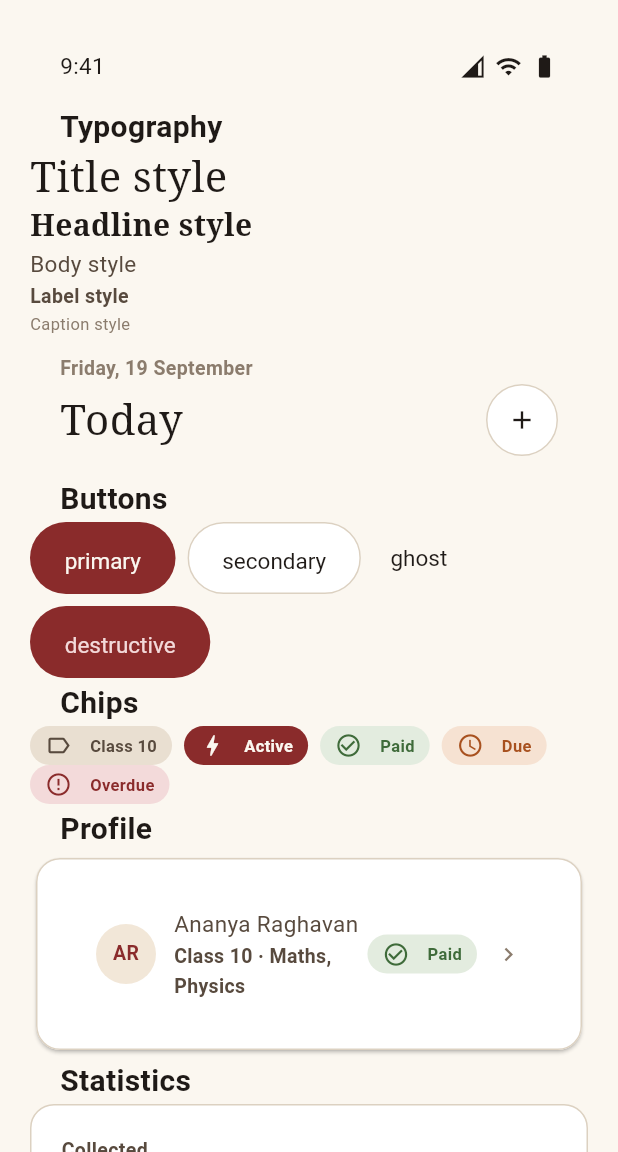
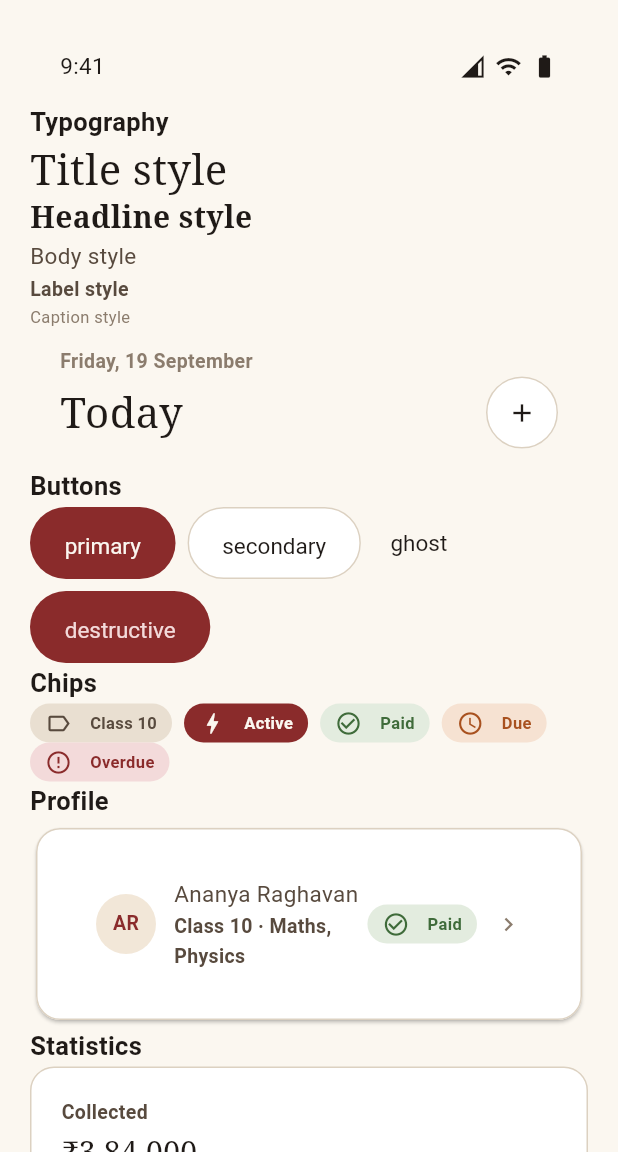
Before and after one commit to abrahamjeyaraj/DesignSystem, a Flutter app: the screen it shows after launch, after a tap on the "light mode" icon, on a phone screen of 412 x 824 dp, the part 84-1236 px from its top. Run offline on Flutter 3.47's test engine with Material 3 defaults, Android fonts, the phone set to English and light mode, and no system bars.

Commit message:
fix: Pen section header and tab bar metrics across platforms
Section headers no longer add their own gutter and use body 17/600.
Tab bars use the Pen capsule (64pt, 6 padding, 16/12 outer inset),
fixed 22pt icons and hugging active pills; Flutter keeps 48dp targets.

Co-authored-by: Cursor <cursoragent@cursor.com>

```diff
--- a/native/flutter/lib/src/components.dart
+++ b/native/flutter/lib/src/components.dart
@@ -51,11 +51,7 @@ class DSText extends StatelessWidget {
         true,
       ),
       DSTextStyle.body => (t.tokens.mobileType.body, t.colors.inkBody, false),
-      DSTextStyle.label => (
-        t.tokens.mobileType.label,
-        t.colors.inkBody,
-        false,
-      ),
+      DSTextStyle.label => (t.tokens.mobileType.label, t.colors.inkBody, false),
       DSTextStyle.caption => (
         t.tokens.mobileType.caption,
         t.colors.inkMuted,
@@ -630,12 +626,7 @@ class DSLargeTitle extends StatelessWidget {
 }
 
 class DSNavBar extends StatelessWidget {
-  const DSNavBar({
-    super.key,
-    required this.title,
-    this.leading,
-    this.trailing,
-  });
+  const DSNavBar({super.key, required this.title, this.leading, this.trailing});
   final String title;
   final Widget? leading, trailing;
   @override
@@ -703,26 +694,18 @@ class DSSectionHeader extends StatelessWidget {
   final String? actionLabel;
   final VoidCallback? onAction;
   @override
-  Widget build(BuildContext context) => Padding(
-    padding: EdgeInsets.symmetric(
-      horizontal: DSTheme.of(context).tokens.mobileLayout.gutter,
-    ),
-    child: Row(
+  Widget build(BuildContext context) {
+    final theme = DSTheme.of(context);
+    return Row(
+      crossAxisAlignment: CrossAxisAlignment.end,
       children: [
         Expanded(
           child: Text(
             title,
-            style: TextStyle(
-              color: Color(DSTheme.of(context).colors.ink),
-              fontSize: DSTheme.of(context).tokens.mobileType.headline.size,
-              fontWeight:
-                  FontWeight.values[((DSTheme.of(
-                                    context,
-                                  ).tokens.mobileType.headline.weight /
-                                  100)
-                              .round() -
-                          1)
-                      .clamp(0, 8)],
+            style: const TextStyle(fontSize: 17, fontWeight: FontWeight.w600)
+                .copyWith(
+                  color: Color(theme.colors.ink),
+                  fontFamily: theme.font(theme.tokens.mobileType.body.family),
                 ),
           ),
         ),
@@ -730,16 +713,13 @@ class DSSectionHeader extends StatelessWidget {
           TextButton(
             onPressed: onAction,
             style: TextButton.styleFrom(
-              minimumSize: Size(
-                0,
-                DSTheme.of(context).tokens.mobileLayout.touchTarget,
-              ),
+              minimumSize: Size(0, theme.tokens.mobileLayout.touchTarget),
             ),
             child: Text(actionLabel!),
           ),
       ],
-    ),
     );
+  }
 }
 
 class DSTabItem {
@@ -769,13 +749,9 @@ class DSTabBar extends StatelessWidget {
     return Material(
       color: Colors.transparent,
       child: Container(
-        margin: EdgeInsets.fromLTRB(
-          t.tokens.mobileLayout.gutter,
-          0,
-          t.tokens.mobileLayout.gutter,
-          t.tokens.mobileLayout.itemGap,
-        ),
-        padding: EdgeInsets.all(t.tokens.mobileLayout.itemGap / 2),
+        margin: const EdgeInsets.fromLTRB(16, 0, 16, 12),
+        height: 64,
+        padding: const EdgeInsets.all(6),
         decoration: BoxDecoration(
           color: Color(t.colors.card),
           border: Border.all(color: Color(t.colors.line)),
@@ -806,8 +782,12 @@ class DSTabBar extends StatelessWidget {
                       constraints: BoxConstraints(
                         minHeight: t.tokens.mobileLayout.touchTarget,
                       ),
+                      child: Center(
                         child: Container(
-                        padding: const EdgeInsets.symmetric(vertical: 6),
+                          padding: const EdgeInsets.symmetric(
+                            vertical: 6,
+                            horizontal: 14,
+                          ),
                           decoration: BoxDecoration(
                             color: i == selectedIndex
                                 ? Color(t.colors.primary).withValues(alpha: .1)
@@ -819,13 +799,17 @@ class DSTabBar extends StatelessWidget {
                           child: Column(
                             mainAxisSize: MainAxisSize.min,
                             children: [
-                            Icon(
+                              SizedBox(
+                                width: 22,
+                                height: 22,
+                                child: Icon(
                                   items[i].icon,
                                   size: 22,
                                   color: Color(
                                     i == selectedIndex
                                         ? t.colors.primary
                                         : t.colors.inkMuted,
+                                  ),
                                 ),
                               ),
                               Text(
@@ -839,10 +823,15 @@ class DSTabBar extends StatelessWidget {
                                         ? t.colors.primary
                                         : t.colors.inkMuted,
                                   ),
-                                fontSize: t.tokens.mobileType.caption.size,
+                                  fontSize: 10.5,
+                                  height: 1,
+                                  fontWeight: i == selectedIndex
+                                      ? FontWeight.w600
+                                      : FontWeight.w500,
                                 ),
                               ),
                             ],
+                          ),
                         ),
                       ),
                     ),
@@ -911,9 +900,7 @@ class DSEmptyState extends StatelessWidget {
     final c = DSTheme.of(context).colors;
     return Center(
       child: Padding(
-        padding: EdgeInsets.all(
-          DSTheme.of(context).tokens.mobileLayout.gutter,
-        ),
+        padding: EdgeInsets.all(DSTheme.of(context).tokens.mobileLayout.gutter),
         child: Column(
           mainAxisSize: MainAxisSize.min,
           children: [
@@ -991,10 +978,75 @@ class DSStatusBar extends StatelessWidget {
 }
 
 enum DSProgressTone { accent, accent2 }
+
 enum DSNudgeTone { warn, alert }
-class DSToggle extends StatelessWidget { const DSToggle({super.key,required this.value,required this.onChanged,this.disabled=false,this.semanticLabel='Toggle'}); final bool value,disabled; final ValueChanged<bool> onChanged; final String semanticLabel; @override Widget build(BuildContext context){final c=DSTheme.of(context).colors;return Semantics(toggled:value,enabled:!disabled,label:semanticLabel,button:true,child:GestureDetector(onTap:disabled?null:()=>onChanged(!value),child:SizedBox(width:48,height:48,child:Center(child:Container(width:38,height:22,padding:const EdgeInsets.all(3),decoration:BoxDecoration(color:Color(value?c.accent:c.border).withValues(alpha:disabled ? .5 : 1),borderRadius:BorderRadius.circular(999)),child:Row(mainAxisAlignment:value?MainAxisAlignment.end:MainAxisAlignment.start,children:[Container(width:16,height:16,decoration:BoxDecoration(color:Color(c.surfaceCard),shape:BoxShape.circle))]))))));} }
+
+class DSToggle extends StatelessWidget {
+  const DSToggle({
+    super.key,
+    required this.value,
+    required this.onChanged,
+    this.disabled = false,
+    this.semanticLabel = 'Toggle',
+  });
+  final bool value, disabled;
+  final ValueChanged<bool> onChanged;
+  final String semanticLabel;
+  @override
+  Widget build(BuildContext context) {
+    final c = DSTheme.of(context).colors;
+    return Semantics(
+      toggled: value,
+      enabled: !disabled,
+      label: semanticLabel,
+      button: true,
+      child: GestureDetector(
+        onTap: disabled ? null : () => onChanged(!value),
+        child: SizedBox(
+          width: 48,
+          height: 48,
+          child: Center(
+            child: Container(
+              width: 38,
+              height: 22,
+              padding: const EdgeInsets.all(3),
+              decoration: BoxDecoration(
+                color: Color(
+                  value ? c.accent : c.border,
+                ).withValues(alpha: disabled ? .5 : 1),
+                borderRadius: BorderRadius.circular(999),
+              ),
+              child: Row(
+                mainAxisAlignment: value
+                    ? MainAxisAlignment.end
+                    : MainAxisAlignment.start,
+                children: [
+                  Container(
+                    width: 16,
+                    height: 16,
+                    decoration: BoxDecoration(
+                      color: Color(c.surfaceCard),
+                      shape: BoxShape.circle,
+                    ),
+                  ),
+                ],
+              ),
+            ),
+          ),
+        ),
+      ),
+    );
+  }
+}
+
 class DSProgress extends StatelessWidget {
-  const DSProgress({super.key, required this.value, this.label, this.valueLabel, this.tone = DSProgressTone.accent});
+  const DSProgress({
+    super.key,
+    required this.value,
+    this.label,
+    this.valueLabel,
+    this.tone = DSProgressTone.accent,
+  });
   final double value;
   final String? label, valueLabel;
   final DSProgressTone tone;
@@ -1003,23 +1055,78 @@ class DSProgress extends StatelessWidget {
     final t = DSTheme.of(context);
     final c = t.colors;
     final v = value.isFinite ? value.clamp(0.0, 1.0) : 0.0;
-    return Column(crossAxisAlignment: CrossAxisAlignment.stretch, children: [
+    return Column(
+      crossAxisAlignment: CrossAxisAlignment.stretch,
+      children: [
         if (label != null || valueLabel != null)
-        Row(children: [
-          Expanded(child: Text(label ?? '', style: _role(context, t.tokens.mobileType.label, c.inkBody))),
-          Text(valueLabel ?? '', style: _role(context, t.tokens.mobileType.label, c.ink).copyWith(fontWeight: FontWeight.w600)),
-        ]),
+          Row(
+            children: [
+              Expanded(
+                child: Text(
+                  label ?? '',
+                  style: _role(context, t.tokens.mobileType.label, c.inkBody),
+                ),
+              ),
+              Text(
+                valueLabel ?? '',
+                style: _role(
+                  context,
+                  t.tokens.mobileType.label,
+                  c.ink,
+                ).copyWith(fontWeight: FontWeight.w600),
+              ),
+            ],
+          ),
         if (label != null || valueLabel != null) const SizedBox(height: 6),
-      Semantics(value: valueLabel ?? '${(v * 100).round()} percent', child: ClipRRect(
+        Semantics(
+          value: valueLabel ?? '${(v * 100).round()} percent',
+          child: ClipRRect(
             borderRadius: BorderRadius.circular(999),
-        child: LinearProgressIndicator(value: v, minHeight: 6, backgroundColor: Color(c.surfaceSand), color: Color(tone == DSProgressTone.accent ? c.accent : c.accent2)),
-      )),
-    ]);
+            child: LinearProgressIndicator(
+              value: v,
+              minHeight: 6,
+              backgroundColor: Color(c.surfaceSand),
+              color: Color(
+                tone == DSProgressTone.accent ? c.accent : c.accent2,
+              ),
+            ),
+          ),
+        ),
+      ],
+    );
   }
 }
-class DSInkCard extends StatelessWidget { const DSInkCard({super.key,required this.child}); final Widget child; @override Widget build(BuildContext context){final t=DSTheme.of(context);return DefaultTextStyle.merge(style:TextStyle(color:Color(t.colors.onInk)),child:Container(width:double.infinity,padding:const EdgeInsets.all(20),decoration:BoxDecoration(color:Color(t.colors.ink900),borderRadius:BorderRadius.circular(20)),child:child));} }
+
+class DSInkCard extends StatelessWidget {
+  const DSInkCard({super.key, required this.child});
+  final Widget child;
+  @override
+  Widget build(BuildContext context) {
+    final t = DSTheme.of(context);
+    return DefaultTextStyle.merge(
+      style: TextStyle(color: Color(t.colors.onInk)),
+      child: Container(
+        width: double.infinity,
+        padding: const EdgeInsets.all(20),
+        decoration: BoxDecoration(
+          color: Color(t.colors.ink900),
+          borderRadius: BorderRadius.circular(20),
+        ),
+        child: child,
+      ),
+    );
+  }
+}
+
 class DSNudge extends StatelessWidget {
-  const DSNudge({super.key, required this.title, required this.subtitle, required this.icon, required this.onTap, this.tone = DSNudgeTone.warn});
+  const DSNudge({
+    super.key,
+    required this.title,
+    required this.subtitle,
+    required this.icon,
+    required this.onTap,
+    this.tone = DSNudgeTone.warn,
+  });
   final String title, subtitle;
   final IconData icon;
   final VoidCallback onTap;
@@ -1036,15 +1143,36 @@ class DSNudge extends StatelessWidget {
         borderRadius: BorderRadius.circular(16),
         child: Padding(
           padding: const EdgeInsets.all(16),
-          child: Row(children: [
+          child: Row(
+            children: [
               Icon(icon, color: Color(c.warning)),
               const SizedBox(width: 14),
-            Expanded(child: Column(crossAxisAlignment: CrossAxisAlignment.start, children: [
-              Text(title, style: _role(context, t.tokens.mobileType.body, c.ink).copyWith(fontWeight: FontWeight.w600)),
-              Text(subtitle, style: _role(context, t.tokens.mobileType.label, c.inkBody)),
-            ])),
+              Expanded(
+                child: Column(
+                  crossAxisAlignment: CrossAxisAlignment.start,
+                  children: [
+                    Text(
+                      title,
+                      style: _role(
+                        context,
+                        t.tokens.mobileType.body,
+                        c.ink,
+                      ).copyWith(fontWeight: FontWeight.w600),
+                    ),
+                    Text(
+                      subtitle,
+                      style: _role(
+                        context,
+                        t.tokens.mobileType.label,
+                        c.inkBody,
+                      ),
+                    ),
+                  ],
+                ),
+              ),
               Icon(Icons.chevron_right, color: Color(c.warning)),
-          ]),
+            ],
+          ),
         ),
       ),
     );
@@ -1152,13 +1280,39 @@ class _DSGalleryState extends State<DSGallery> {
         onChanged: (i) => setState(() => _tab = i),
       ),
       const DSSectionHeader(title: 'Toggle · Progress · Ink card · Nudge'),
-      Wrap(spacing: 8, children: [
+      Wrap(
+        spacing: 8,
+        children: [
           DSToggle(value: true, onChanged: (_) {}, semanticLabel: 'Toggle on'),
-        DSToggle(value: false, onChanged: (_) {}, semanticLabel: 'Toggle off'),
-      ]),
-      const DSProgress(value: .72, label: 'Recent tests', valueLabel: '72%', tone: DSProgressTone.accent2),
-      const DSInkCard(child: Column(crossAxisAlignment: CrossAxisAlignment.start, children: [Text('Next class'), Text('Class 10 · Evening'), Text('Physics · 8 students')])),
-      DSNudge(title: 'Fee reminders ready', subtitle: '3 families to remind', icon: Icons.notifications_active_outlined, onTap: () {}),
+          DSToggle(
+            value: false,
+            onChanged: (_) {},
+            semanticLabel: 'Toggle off',
+          ),
+        ],
+      ),
+      const DSProgress(
+        value: .72,
+        label: 'Recent tests',
+        valueLabel: '72%',
+        tone: DSProgressTone.accent2,
+      ),
+      const DSInkCard(
+        child: Column(
+          crossAxisAlignment: CrossAxisAlignment.start,
+          children: [
+            Text('Next class'),
+            Text('Class 10 · Evening'),
+            Text('Physics · 8 students'),
+          ],
+        ),
+      ),
+      DSNudge(
+        title: 'Fee reminders ready',
+        subtitle: '3 families to remind',
+        icon: Icons.notifications_active_outlined,
+        onTap: () {},
+      ),
       const DSSectionHeader(title: 'Empty state', actionLabel: 'See all'),
       const DSEmptyState(
         icon: Icons.inbox_outlined,
```
Also changed, not shown: 3 other files. Lines whose indentation alone changed are shown as unchanged.
